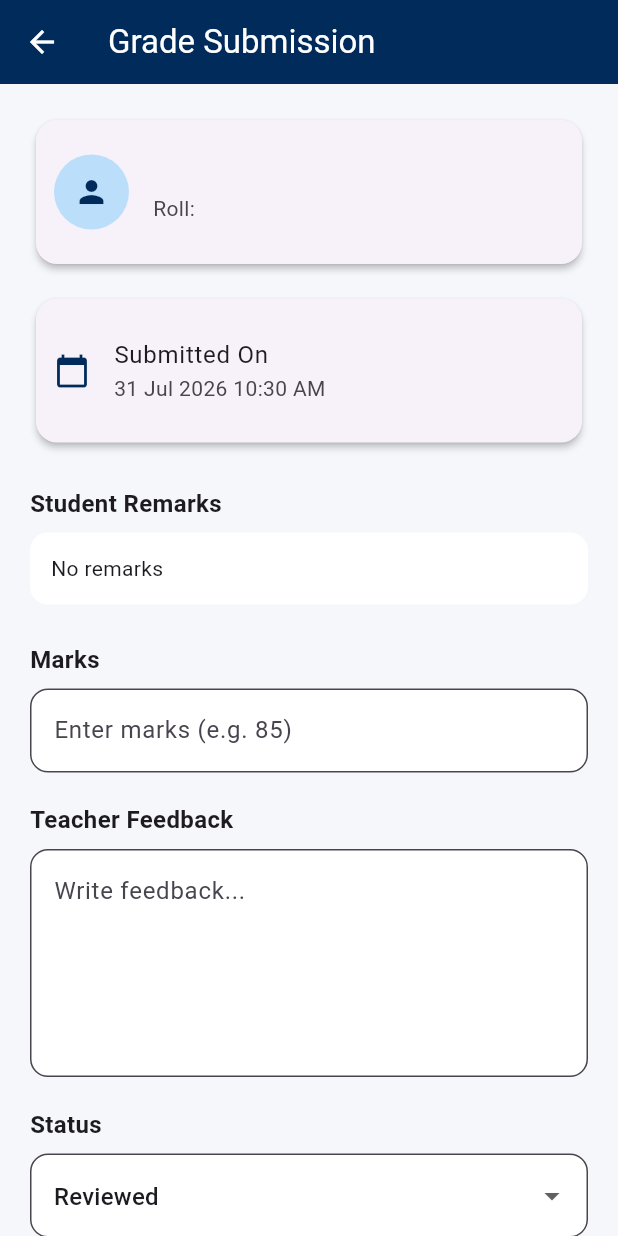
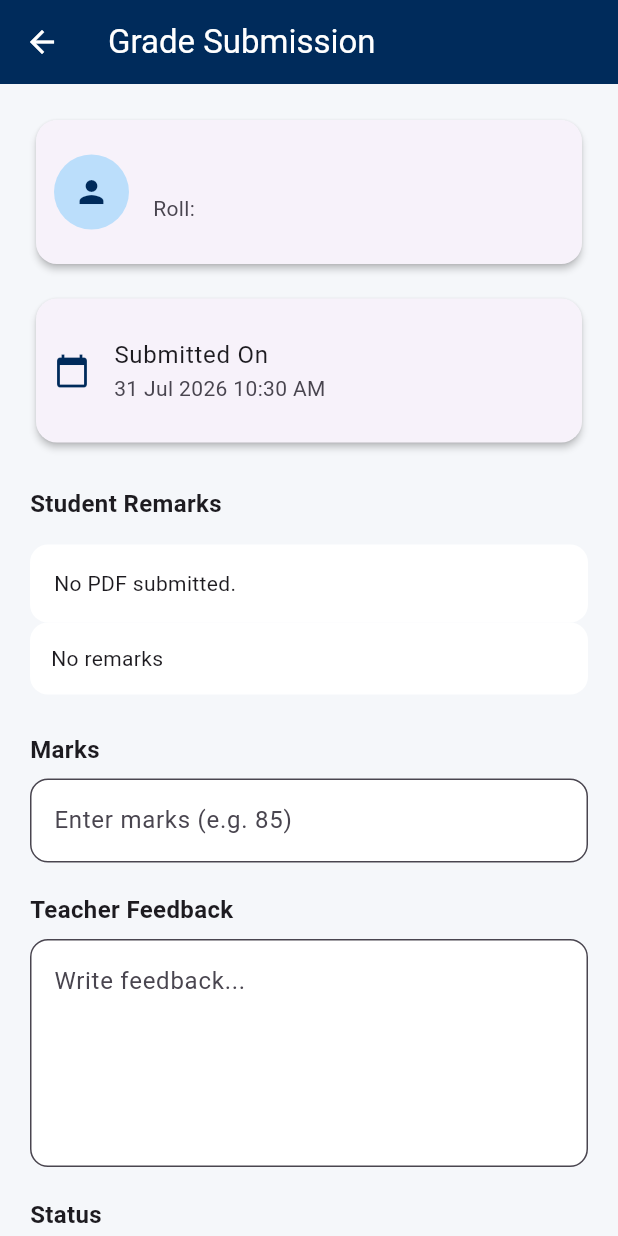
Before and after one commit to alishaswornakar/nexcampus, a Flutter app: the GradeSubmissionScreen screen opened directly with empty values, on a phone screen of 412 x 824 dp. Run offline on Flutter 3.47's test engine with Material 3 defaults, Android fonts, the phone set to English and light mode, and no system bars; our stand-ins replace bloc, cached_network_image, cloud_firestore, dio, equatable, file_picker and 12 more; missing offline and left inert: flutter_file_dialog, flutter_pdfview, syncfusion_flutter_pdfviewer; accounts and stored records are empty.

Commit message:
Refactor assignment submission model  and update related screens for consistency added pdf viewer screen in grade submission

```diff
--- a/lib/features/student/blocs/assignment/models/assignment_model.dart
+++ b/lib/features/student/blocs/assignment/models/assignment_model.dart
@@ -113,7 +113,7 @@ class StudentAssignmentModel {
 
   String? get submissionPdfUrl => submission?.pdfUrl;
 
-  String? get submissionPdfName => submission?.pdfName;
+  String? get submissionPdfName => submission?.title;
 
   // ---------------------------------------------------------------------------
   // Submission Details
--- a/lib/features/student/blocs/assignment/screens/assignment_tasks_detail_screen.dart
+++ b/lib/features/student/blocs/assignment/screens/assignment_tasks_detail_screen.dart
@@ -187,7 +187,7 @@ class _AssignmentTasksDetailScreenState
         department: widget.assignment.department,
         semester: widget.assignment.semester,
         pdfUrl: _pickedFile!['url'] as String,
-        pdfName: _pickedFile!['name'] as String,
+        title: _pickedFile!['name'] as String,
         remarks: _remarksController.text.trim(),
         submittedAt: DateTime.now(),
       );
--- a/lib/features/teachers/teachers_features/assignments/models/assignment_submission_model.dart
+++ b/lib/features/teachers/teachers_features/assignments/models/assignment_submission_model.dart
@@ -13,7 +13,7 @@ class AssignmentSubmissionModel {
   final String semester;
 
   final String pdfUrl;
-  final String pdfName;
+  final String title;
 
   final String remarks;
 
@@ -34,7 +34,7 @@ class AssignmentSubmissionModel {
     required this.department,
     required this.semester,
     required this.pdfUrl,
-    required this.pdfName,
+    required this.title,
     required this.remarks,
     required this.submittedAt,
 
@@ -60,7 +60,7 @@ class AssignmentSubmissionModel {
       semester: map["semester"] ?? "",
 
       pdfUrl: map["pdfUrl"] ?? "",
-      pdfName: map["pdfName"] ?? "",
+      title: map["pdfName"] ?? "",
 
       remarks: map["remarks"] ?? "",
 
@@ -89,7 +89,7 @@ class AssignmentSubmissionModel {
       "semester": semester,
 
       "pdfUrl": pdfUrl,
-      "pdfName": pdfName,
+      "pdfName": title,
 
       "remarks": remarks,
 
--- a/lib/features/teachers/teachers_features/assignments/screens/grade_submission_screen.dart
+++ b/lib/features/teachers/teachers_features/assignments/screens/grade_submission_screen.dart
@@ -3,6 +3,10 @@
 import 'package:flutter/material.dart';
 import 'package:intl/intl.dart';
 import 'package:nexcampus_app/core/constants/app_theme.dart';
+import 'package:syncfusion_flutter_pdfviewer/pdfviewer.dart';
+import 'package:dio/dio.dart';
+import 'package:path_provider/path_provider.dart';
+import 'package:open_filex/open_filex.dart';
 
 import '../models/assignment_submission_model.dart';
 import '../repository/assignment_submission_repository.dart';
@@ -95,7 +99,88 @@ class _GradeSubmissionScreenState
     super.dispose();
 
   }
+Future<void> downloadPdf() async {
 
+  try {
+
+    ScaffoldMessenger.of(context)
+        .showSnackBar(
+      const SnackBar(
+        content: Text(
+          "Downloading PDF...",
+        ),
+      ),
+    );
+
+
+    final directory =
+        await getApplicationDocumentsDirectory();
+
+
+    final filePath =
+        "${directory.path}/${widget.submission.studentName}_assignment.pdf";
+
+
+    await Dio().download(
+
+      widget.submission.pdfUrl,
+
+      filePath,
+
+    );
+
+
+    if(!mounted) return;
+
+
+    ScaffoldMessenger.of(context)
+        .showSnackBar(
+
+      const SnackBar(
+
+        backgroundColor:
+            Colors.green,
+
+        content:
+            Text(
+          "PDF downloaded successfully",
+        ),
+
+      ),
+
+    );
+
+
+    await OpenFilex.open(filePath);
+
+
+  }
+
+  catch(e){
+
+    if(!mounted) return;
+
+
+    ScaffoldMessenger.of(context)
+        .showSnackBar(
+
+      SnackBar(
+
+        backgroundColor:
+            Colors.red,
+
+        content:
+            Text(
+          "Download failed: $e",
+        ),
+
+      ),
+
+    );
+
+  }
+
+}
 
 
 
@@ -401,6 +486,212 @@ class _GradeSubmissionScreenState
                     const SizedBox(
                       height: 8,
                     ),
+//                     _sectionTitle(
+//   "Submitted Assignment PDF",
+//   isTablet,
+// ),
+
+
+const SizedBox(
+  height: 8,
+),
+
+
+
+if(widget.submission.pdfUrl.isNotEmpty)
+
+Container(
+
+  width:
+      double.infinity,
+
+
+  padding:
+      EdgeInsets.all(
+        isTablet ? 18 : 14,
+      ),
+
+
+
+  decoration:
+      BoxDecoration(
+
+    color:
+        Colors.white,
+
+
+    borderRadius:
+        BorderRadius.circular(
+          isTablet ? 18 : 12,
+        ),
+
+  ),
+
+
+
+  child:
+
+  Column(
+
+    children: [
+
+
+      const Icon(
+        Icons.picture_as_pdf,
+        size: 50,
+        color: Colors.red,
+      ),
+
+
+
+      const SizedBox(
+        height: 10,
+      ),
+
+
+
+      Text(
+        "Student uploaded PDF",
+        style:
+            TextStyle(
+          fontSize:
+              isTablet ? 16 : 14,
+          fontWeight:
+              FontWeight.w600,
+        ),
+      ),
+
+
+
+      const SizedBox(
+        height: 15,
+      ),
+
+
+
+      SizedBox(
+
+        width:
+            double.infinity,
+
+
+        child:
+
+        ElevatedButton.icon(
+
+          icon:
+              const Icon(
+                Icons.visibility,
+              ),
+
+
+          label:
+              const Text(
+                "View PDF",
+              ),
+
+
+
+          style:
+              ElevatedButton.styleFrom(
+
+            backgroundColor:
+                AppTheme.primary,
+
+
+            foregroundColor:
+                Colors.white,
+
+          ),
+
+
+
+          onPressed: (){
+
+
+            Navigator.push(
+
+              context,
+
+              MaterialPageRoute(
+
+                builder: (_) =>
+                    Scaffold(
+
+                      appBar:
+                          AppBar(
+
+                        title:
+                            const Text(
+                          "Assignment PDF",
+                        ),
+
+                        backgroundColor:
+                            AppTheme.primary,
+
+                      ),
+
+
+
+                      body:
+
+                      SfPdfViewer.network(
+
+                        widget.submission.pdfUrl,
+
+                      ),
+
+                    ),
+
+              ),
+
+            );
+
+
+          },
+
+
+        ),
+
+      ),
+
+    ],
+
+  ),
+
+)
+
+else
+
+Container(
+
+  width:
+      double.infinity,
+
+  padding:
+      const EdgeInsets.all(16),
+
+
+  decoration:
+      BoxDecoration(
+
+    color:
+        Colors.white,
+
+
+    borderRadius:
+        BorderRadius.circular(12),
+
+  ),
+
+
+  child:
+
+  const Text(
+    "No PDF submitted.",
+  ),
+
+),
 
 
 
@@ -622,10 +913,7 @@ class _GradeSubmissionScreenState
                           isTablet ? 35 : 30,
                     ),
 
-
-
-
-                    SizedBox(
+                     SizedBox(
 
                       width:
                           double.infinity,
--- a/lib/features/teachers/teachers_features/assignments/screens/submission_assignment_screen.dart
+++ b/lib/features/teachers/teachers_features/assignments/screens/submission_assignment_screen.dart
@@ -235,7 +235,7 @@ class _SubmitAssignmentScreenState
             pdfUrl!,
 
 
-        pdfName:
+        title:
             pdfName ?? "",
 
 
--- a/lib/features/teachers/teachers_features/assignments/widgets/submission_card.dart
+++ b/lib/features/teachers/teachers_features/assignments/widgets/submission_card.dart
@@ -223,7 +223,7 @@ class SubmissionCard extends StatelessWidget {
 
                           child: Text(
 
-                            submission.pdfName,
+                            submission.title,
 
 
                             maxLines:
```
Also changed, not shown: lib/features/teachers/teachers_features/assignments/screens/teacher_submission_list_screen.dart (+47 -19 lines).
